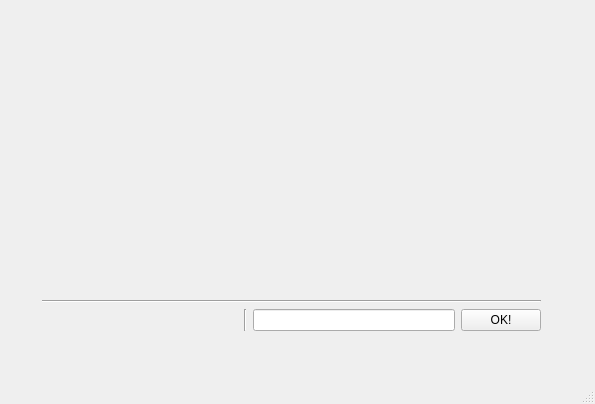
First picture: the form in projekt/src/mainwindow.ui, repository KevinSupertramp/stereogramiksy, before the edit.
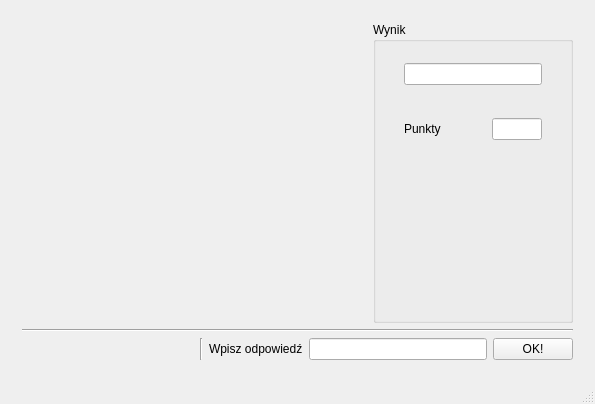
Second picture: the form after the edit. The open tabs and pages were chosen to show the change.

What changed in the file:
```diff
--- a/projekt/src/mainwindow.ui
+++ b/projekt/src/mainwindow.ui
@@ -26,7 +26,7 @@
      <verstretch>0</verstretch>
     </sizepolicy>
    </property>
-   <layout class="QHBoxLayout" name="horizontalLayout_3">
+   <layout class="QHBoxLayout" name="horizontalLayout_8">
     <item>
      <widget class="QStackedWidget" name="stackedWidget">
       <property name="sizePolicy">
@@ -230,15 +230,14 @@
        </widget>
       </widget>
       <widget class="QWidget" name="page_4">
-       <widget class="QWidget" name="horizontalLayoutWidget">
-        <property name="geometry">
-         <rect>
-          <x>20</x>
-          <y>10</y>
-          <width>521</width>
-          <height>321</height>
-         </rect>
-        </property>
+       <property name="sizePolicy">
+        <sizepolicy hsizetype="Expanding" vsizetype="Expanding">
+         <horstretch>0</horstretch>
+         <verstretch>0</verstretch>
+        </sizepolicy>
+       </property>
+       <layout class="QHBoxLayout" name="horizontalLayout_3">
+        <item>
         <layout class="QHBoxLayout" name="horizontalLayout_6">
          <item>
           <layout class="QVBoxLayout" name="verticalLayout_7">
@@ -246,17 +245,83 @@
             <enum>QLayout::SetDefaultConstraint</enum>
            </property>
            <item>
+             <layout class="QHBoxLayout" name="horizontalLayout_7">
+              <item>
+               <widget class="QLabel" name="label_game">
+                <property name="sizePolicy">
+                 <sizepolicy hsizetype="Ignored" vsizetype="Ignored">
+                  <horstretch>0</horstretch>
+                  <verstretch>0</verstretch>
+                 </sizepolicy>
+                </property>
+                <property name="text">
+                 <string/>
+                </property>
+               </widget>
+              </item>
+              <item>
+               <widget class="QGroupBox" name="groupBox_game">
+                <property name="maximumSize">
+                 <size>
+                  <width>200</width>
+                  <height>16777215</height>
+                 </size>
+                </property>
+                <property name="title">
+                 <string>Wynik</string>
+                </property>
+                <widget class="QWidget" name="gridLayoutWidget">
+                 <property name="geometry">
+                  <rect>
+                   <x>20</x>
+                   <y>30</y>
+                   <width>160</width>
+                   <height>99</height>
+                  </rect>
+                 </property>
+                 <layout class="QGridLayout" name="gridLayout">
+                  <item row="0" column="0" colspan="2">
+                   <widget class="QLineEdit" name="lineEdit_game_nazwa">
+                    <property name="readOnly">
+                     <bool>true</bool>
+                    </property>
+                   </widget>
+                  </item>
+                  <item row="2" column="0">
             <widget class="QLabel" name="label_4">
-             <property name="sizePolicy">
-              <sizepolicy hsizetype="Ignored" vsizetype="Ignored">
-               <horstretch>0</horstretch>
-               <verstretch>0</verstretch>
-              </sizepolicy>
-             </property>
+                    <property name="text">
+                     <string>Punkty</string>
+                    </property>
+                   </widget>
+                  </item>
+                  <item row="2" column="1">
+                   <widget class="QLineEdit" name="lineEdit_game_punkty">
+                    <property name="maximumSize">
+                     <size>
+                      <width>50</width>
+                      <height>16777215</height>
+                     </size>
+                    </property>
+                    <property name="readOnly">
+                     <bool>true</bool>
+                    </property>
+                   </widget>
+                  </item>
+                  <item row="1" column="0" colspan="2">
+                   <widget class="QLabel" name="label_game_status">
              <property name="text">
               <string/>
              </property>
-            </widget>
+                    <property name="alignment">
+                     <set>Qt::AlignCenter</set>
+                    </property>
+                   </widget>
+                  </item>
+                 </layout>
+                </widget>
+               </widget>
+              </item>
+             </layout>
            </item>
            <item>
             <widget class="Line" name="line_5">
@@ -291,10 +356,17 @@
               </widget>
              </item>
              <item>
-              <widget class="QLineEdit" name="lineEdit"/>
+               <widget class="QLabel" name="label_5">
+                <property name="text">
+                 <string>Wpisz odpowiedź</string>
+                </property>
+               </widget>
              </item>
              <item>
-              <widget class="QPushButton" name="pushButton_Save_3">
+               <widget class="QLineEdit" name="lineEdit_game_haslo"/>
+              </item>
+              <item>
+               <widget class="QPushButton" name="pushButton_game_Ok">
                <property name="text">
                 <string>OK!</string>
                </property>
@@ -303,6 +375,55 @@
             </layout>
            </item>
           </layout>
+          </item>
+         </layout>
+        </item>
+       </layout>
+      </widget>
+      <widget class="QWidget" name="page_5">
+       <widget class="QWidget" name="verticalLayoutWidget_2">
+        <property name="geometry">
+         <rect>
+          <x>80</x>
+          <y>40</y>
+          <width>421</width>
+          <height>281</height>
+         </rect>
+        </property>
+        <layout class="QVBoxLayout" name="verticalLayout_5">
+         <item>
+          <widget class="QLabel" name="label_end_info">
+           <property name="text">
+            <string>Gra Zakończona</string>
+           </property>
+           <property name="alignment">
+            <set>Qt::AlignCenter</set>
+           </property>
+          </widget>
+         </item>
+         <item>
+          <widget class="QLabel" name="label_end_wynik">
+           <property name="text">
+            <string>Twój wynik to</string>
+           </property>
+           <property name="alignment">
+            <set>Qt::AlignCenter</set>
+           </property>
+          </widget>
+         </item>
+         <item>
+          <widget class="QLCDNumber" name="lcdNumber_end_punkty">
+           <property name="numDigits">
+            <number>2</number>
+           </property>
+          </widget>
+         </item>
+         <item>
+          <widget class="QPushButton" name="pushButton_2_end_menu">
+           <property name="text">
+            <string>Wróć do menu</string>
+           </property>
+          </widget>
          </item>
         </layout>
        </widget>
```
Left out of the diff: 2 changed lines with no effect on the pictures. Lines whose indentation alone changed are shown as unchanged.
